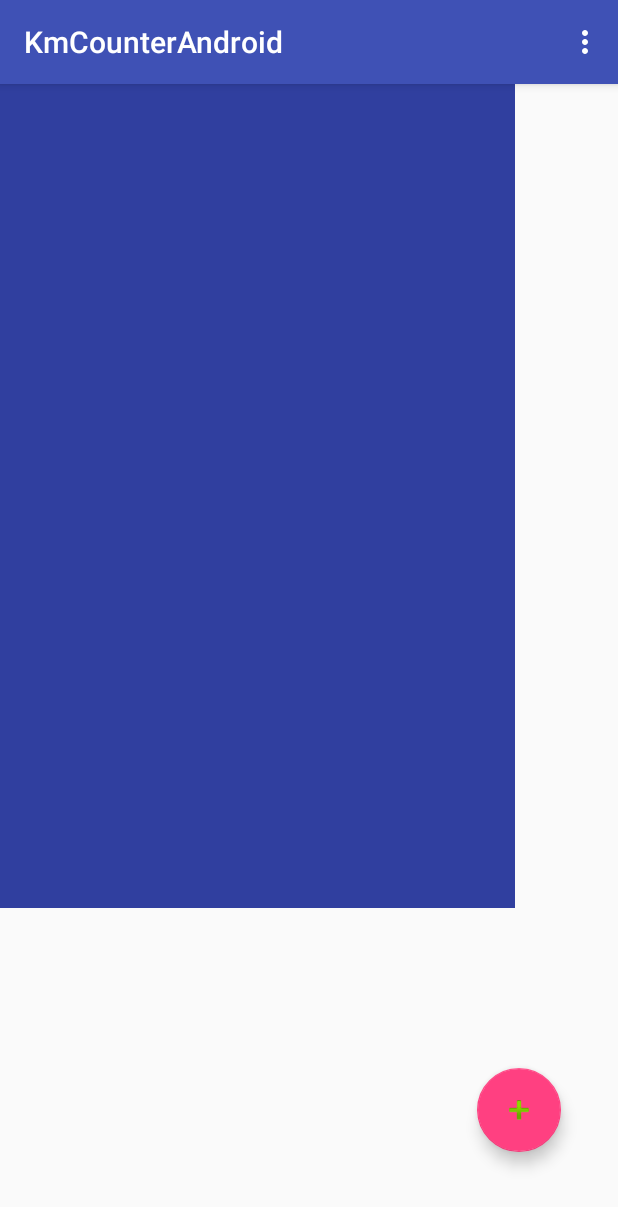
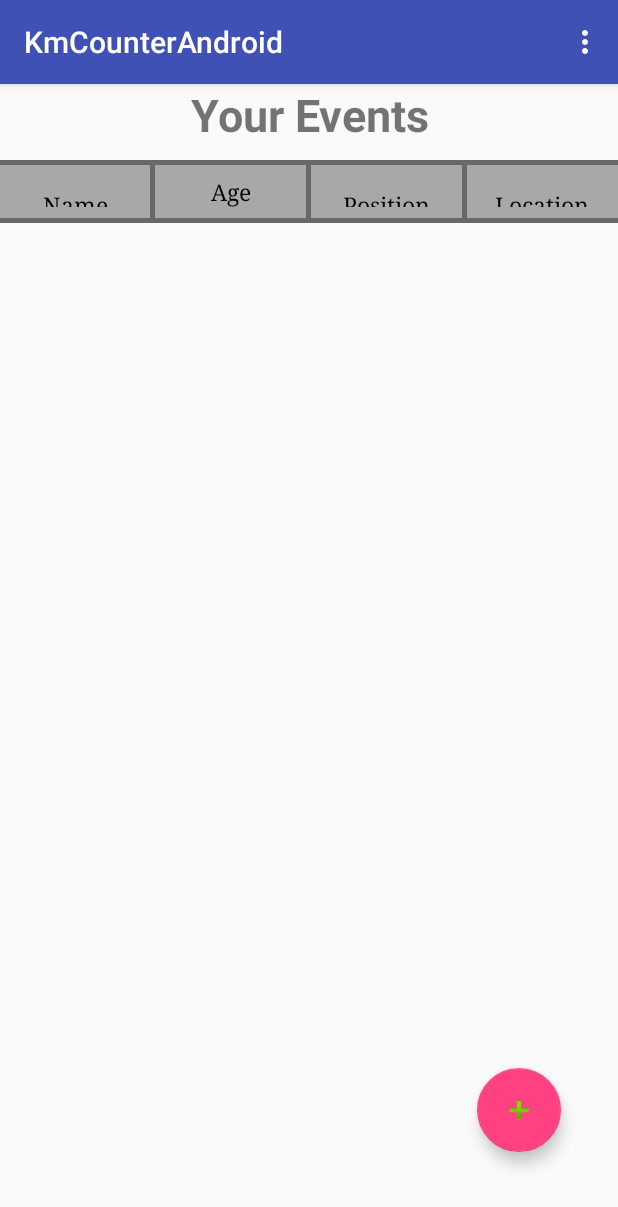
Before and after one commit to LouiZibdawi/KmCounter, an Android app: the screen it shows after launch (MainActivity), on a phone screen of 412 x 824 dp. Shown: the top 1207 px of the screen. Run offline under Robolectric (Android 15) with nearby library versions, the phone set to English and light mode, and no system bars.

Commit message:
Beginning of table

```diff
--- a/app/build.gradle
+++ b/app/build.gradle
@@ -26,7 +26,7 @@ dependencies {
     testImplementation 'junit:junit:4.12'
     androidTestImplementation 'com.android.support.test:runner:1.0.2'
     androidTestImplementation 'com.android.support.test.espresso:espresso-core:3.0.2'
-    compile 'com.google.android.gms:play-services-places:11.6.0'
+    implementation 'com.google.android.gms:play-services-places:11.6.0'
     implementation files('libs/transaction-api-1.1.jar')
     implementation files('libs/commons-logging-1.1.1.jar')
     implementation files('libs/google-api-client-1.23.0.jar')
--- a/app/src/main/java/com/example/louizibdawi/kmcounterandroid/MainActivity.java
+++ b/app/src/main/java/com/example/louizibdawi/kmcounterandroid/MainActivity.java
@@ -2,16 +2,19 @@ package com.example.louizibdawi.kmcounterandroid;
 
 import android.content.Context;
 import android.content.Intent;
+import android.graphics.Color;
 import android.graphics.Point;
 import android.os.Bundle;
 import android.support.design.widget.FloatingActionButton;
 import android.support.v7.app.AppCompatActivity;
 import android.support.v7.widget.Toolbar;
+import android.text.TextUtils;
 import android.util.TypedValue;
 import android.view.Display;
 import android.view.Menu;
 import android.view.MenuItem;
 import android.view.View;
+import android.view.ViewGroup;
 import android.view.WindowManager;
 import android.widget.RelativeLayout;
 import android.widget.TableLayout;
@@ -44,12 +47,6 @@ public class MainActivity extends AppCompatActivity {
         Toolbar toolbar = (Toolbar) findViewById(R.id.toolbar);
         setSupportActionBar(toolbar);
 
-        relativeLayoutMain= (RelativeLayout)findViewById(R.id.relativeLayoutMain);
-        getScreenDimension();
-        initializeRelativeLayout();
-        initializeTableLayout();
-
-
         //Reseting Db
         //MyDb.resetRB(this);
         db = MyDb.getDB(this);
@@ -63,31 +60,6 @@ public class MainActivity extends AppCompatActivity {
                 addEventPage();
             }
         });
-    }
-
-    private void initializeRelativeLayout() {
-        relativeLayoutA= new RelativeLayout(getApplicationContext());
-        relativeLayoutA.setId(R.id.relativeLayoutA);
-        relativeLayoutA.setPadding(0,0,0,0);
-
-        RelativeLayout.LayoutParams layoutParams= new RelativeLayout.LayoutParams(
-                (int)(SCREEN_WIDTH/1.2), (int)(SCREEN_HEIGHT/1.5));
-
-        layoutParams.addRule(RelativeLayout.BELOW, R.id.appBar);
-
-        relativeLayoutA.setLayoutParams(layoutParams);
-
-        this.relativeLayoutMain.addView(relativeLayoutA);
-    }
-
-    private void initializeTableLayout() {
-        tableLayout = new TableLayout(getApplicationContext());
-        tableLayout.setPadding(0,10,0,0);
-        TableLayout.LayoutParams layoutParamsTableLayoutA= new TableLayout.LayoutParams(
-                (int)(SCREEN_WIDTH/1.2), (int)(SCREEN_HEIGHT/1.5));
-        tableLayout.setLayoutParams(layoutParamsTableLayoutA);
-        tableLayout.setBackgroundColor(getResources().getColor(R.color.colorPrimaryDark));
-        this.relativeLayoutA.addView(tableLayout);
     }
 
     private void getScreenDimension(){
@@ -116,66 +88,76 @@ public class MainActivity extends AppCompatActivity {
 
     private void displayEvents() {
         List<EventDb.EventRecord> events = db.getEvents();
-        int i = 0;
+        int i = 3;
         for(EventDb.EventRecord event : events) {
             addRowToTable(i, event);
             i=i+1;
         }
     }
 
-//    private synchronized void addColumnToRow(int rowPos, String text) {
-//        TableRow tableRowAdd= (TableRow) this.tableLayout.getChildAt(rowPos);
-//        tableRow = new TableRow(getApplicationContext());
-//        TableRow.LayoutParams layoutParamsTableRow= new TableRow.LayoutParams(
-//                (int)(SCREEN_WIDTH/1.2), (int)(SCREEN_HEIGHT/1.5));
-//        tableRow.setPadding(3,3,3,4);
-//        tableRow.setBackground(getResources().getDrawable(R.drawable.cellbackground));
-//        tableRow.setLayoutParams(layoutParamsTableRow);
-//
-//        TextView label_date = new TextView(getApplicationContext());
-//
-//        label_date.setText(text);
-//        label_date.setTextSize(TypedValue.COMPLEX_UNIT_SP, 13);
-//        tableRow.setTag(label_date);
-//        this.tableRow.addView(label_date);
-//
-//        tableRowAdd.addView(tableRow);
-//        this.tableLayout.addView(tableRow, pos);
-//    }
 
     private synchronized void addRowToTable(int pos, EventDb.EventRecord event) {
-        tableRow= new TableRow(getApplicationContext());
-        TableRow.LayoutParams layoutParamsTableRow= new TableRow.LayoutParams(
-                (int)(SCREEN_WIDTH/1.2), SCREEN_HEIGHT/20);
-        tableRow.setPadding(3,3,3,4);
-        tableRow.setBackground(getResources().getDrawable(R.drawable.cellbackground));
-        tableRow.setLayoutParams(layoutParamsTableRow);
 
-        //Adding columns
-        TextView name=new TextView(this.getApplicationContext());
-        TextView start=new TextView(this.getApplicationContext());
-        TextView end=new TextView(this.getApplicationContext());
-        TextView kms=new TextView(this.getApplicationContext());
+        //Initializing table layout
+        tableLayout = (TableLayout) findViewById(R.id.table_layout);
 
-        name.setText(event.name);
-        name.setTextSize(TypedValue.COMPLEX_UNIT_SP, 13);
-        name.setMaxWidth(200);
-        tableRow.addView(name);
-        start.setText(event.start);
-        start.setTextSize(TypedValue.COMPLEX_UNIT_SP, 13);
-        start.setMaxWidth(500);
-        tableRow.addView(start);
-        end.setText(event.end);
-        end.setTextSize(TypedValue.COMPLEX_UNIT_SP, 13);
-        end.setMaxWidth(500);
-        tableRow.addView(end);
-        kms.setText(Integer.toString(event.kpy));
-        kms.setTextSize(TypedValue.COMPLEX_UNIT_SP, 13);
-        kms.setMaxWidth(100);
-        tableRow.addView(kms);
+        //Initializing Row
+        TableRow tr = new TableRow(this);
+        TableRow.LayoutParams lp = new TableRow.LayoutParams(
+                TableRow.LayoutParams.MATCH_PARENT, TableRow.LayoutParams.WRAP_CONTENT,
+                1.0f);
+        tr.setLayoutParams(lp);
 
+        //Creating columns
+        TextView name = createColumn(event.name, lp);
+        TextView start = createColumn(event.start, lp);
+        TextView end = createColumn(event.end, lp);
+        TextView kms = createColumn(Integer.toString(event.kpy), lp);
 
-        this.tableLayout.addView(tableRow, pos);
+//        //Initializing Horizontal lines
+//        View rowDivider = new View(this);
+//        rowDivider.setLayoutParams(new ViewGroup.LayoutParams(3, ViewGroup.LayoutParams.MATCH_PARENT));
+//        rowDivider.setBackgroundColor(Color.parseColor("#686868"));
+//
+//        //Initializing Verticle lines
+//        View columnDivider = new View(this);
+//        columnDivider.setLayoutParams(new ViewGroup.LayoutParams(35, 3));
+//        columnDivider.setBackgroundColor(Color.parseColor("#686868"));
+//
+//        View columnDivider2 = new View(this);
+//        columnDivider.setLayoutParams(new ViewGroup.LayoutParams(35, 3));
+//        columnDivider.setBackgroundColor(Color.parseColor("#686868"));
+//
+//        View columnDivider3 = new View(this);
+//        columnDivider.setLayoutParams(new ViewGroup.LayoutParams(35, 3));
+//        columnDivider.setBackgroundColor(Color.parseColor("#686868"));
+
+        //Adding columns to row
+        tr.addView(name);
+//        tr.addView(columnDivider);
+        tr.addView(start);
+//        tr.addView(columnDivider2);
+        tr.addView(end);
+//        tr.addView(columnDivider3);
+        tr.addView(kms);
+//        tr.addView(rowDivider);
+
+        this.tableLayout.addView(tr);
+    }
+
+    private TextView createColumn(String text, TableRow.LayoutParams lp) {
+
+        TextView tv = new TextView(this);
+        tv.setLayoutParams(lp);
+        tv.setBackgroundColor(Color.WHITE);
+        tv.setFontFeatureSettings("serif");
+        tv.setText(text);
+        tv.setTextSize(15);
+        tv.setEms(2);
+        tv.setMaxLines(3);
+        tv.setEllipsize(TextUtils.TruncateAt.END);
+
+        return tv;
     }
 
     @Override
--- a/app/src/main/res/layout/activity_main.xml
+++ b/app/src/main/res/layout/activity_main.xml
@@ -22,6 +22,104 @@
 
     </android.support.design.widget.AppBarLayout>
 
+    <TextView
+        android:layout_width="match_parent"
+        android:layout_height="wrap_content"
+        android:id="@+id/homeTitle"
+        android:layout_below="@id/appBar"
+        android:gravity="center"
+        android:text="Your Events"
+        android:textSize="30dp"
+        android:textStyle="bold"/>
+
+    <TableLayout
+        android:layout_marginTop="10dp"
+        android:id="@+id/table_layout"
+        android:layout_below="@id/homeTitle"
+        android:layout_width="match_parent"
+        android:layout_height="wrap_content">
+
+        <View
+            android:layout_height="3dip"
+            android:layout_width="match_parent"
+            android:background="#686868"
+            android:id="@+id/rowDivider"/>
+
+        <TableRow
+            android:layout_height="wrap_content"
+            android:layout_width="match_parent"
+            android:background="#A8A8A8">
+
+            <TextView
+                android:id="@+id/name"
+                android:fontFamily="serif"
+                android:layout_weight="1"
+                android:textColor="#000"
+                android:text="Name"
+                android:textSize="15dp"
+                android:ems="2"
+                android:maxLines="3"
+                android:ellipsize="end"
+                android:gravity="center"
+                android:layout_gravity="center_vertical"/>
+            <View
+                android:layout_height="35dp"
+                android:layout_width="3dip"
+                android:background="#686868" />
+
+            <TextView
+                android:id="@+id/age"
+                android:textColor="#000"
+                android:fontFamily="serif"
+                android:layout_weight="1"
+                android:text="Age"
+                android:textSize="15dp"
+                android:ems="2"
+                android:maxLines="3"
+                android:ellipsize="end"
+                android:gravity="center"
+                android:layout_gravity="center_vertical"/>
+            <View
+                android:layout_height="35dp"
+                android:layout_width="3dip"
+                android:background="#686868"/>
+
+            <TextView
+                android:textColor="#000"
+                android:id="@+id/position"
+                android:fontFamily="serif"
+                android:layout_weight="1"
+                android:text="Position"
+                android:textSize="15dp"
+                android:ems="2"
+                android:maxLines="3"
+                android:ellipsize="end"
+                android:gravity="center"
+                android:layout_gravity="center_vertical"/>
+            <View
+                android:layout_height="35dp"
+                android:layout_width="3dp"
+                android:background="#686868"/>
+            <TextView
+                android:textColor="#000"
+                android:id="@+id/address"
+                android:fontFamily="serif"
+                android:layout_weight="1"
+                android:text="Location"
+                android:textSize="15dp"
+                android:ems="2"
+                android:maxLines="3"
+                android:ellipsize="end"
+                android:gravity="center"
+                android:layout_gravity="center_vertical"/>
+        </TableRow>
+        <View
+            android:layout_height="3dp"
+            android:layout_width="match_parent"
+            android:background="#686868"/>
+
+    </TableLayout>
+
     <android.support.design.widget.FloatingActionButton
         android:id="@+id/fab"
         android:layout_width="wrap_content"
--- a/build.gradle
+++ b/build.gradle
@@ -7,7 +7,7 @@ buildscript {
         jcenter()
     }
     dependencies {
-        classpath 'com.android.tools.build:gradle:3.0.1'
+        classpath 'com.android.tools.build:gradle:3.1.3'
 
 
         // NOTE: Do not place your application dependencies here; they belong
```
Also changed, not shown: gradle/wrapper/gradle-wrapper.properties.
